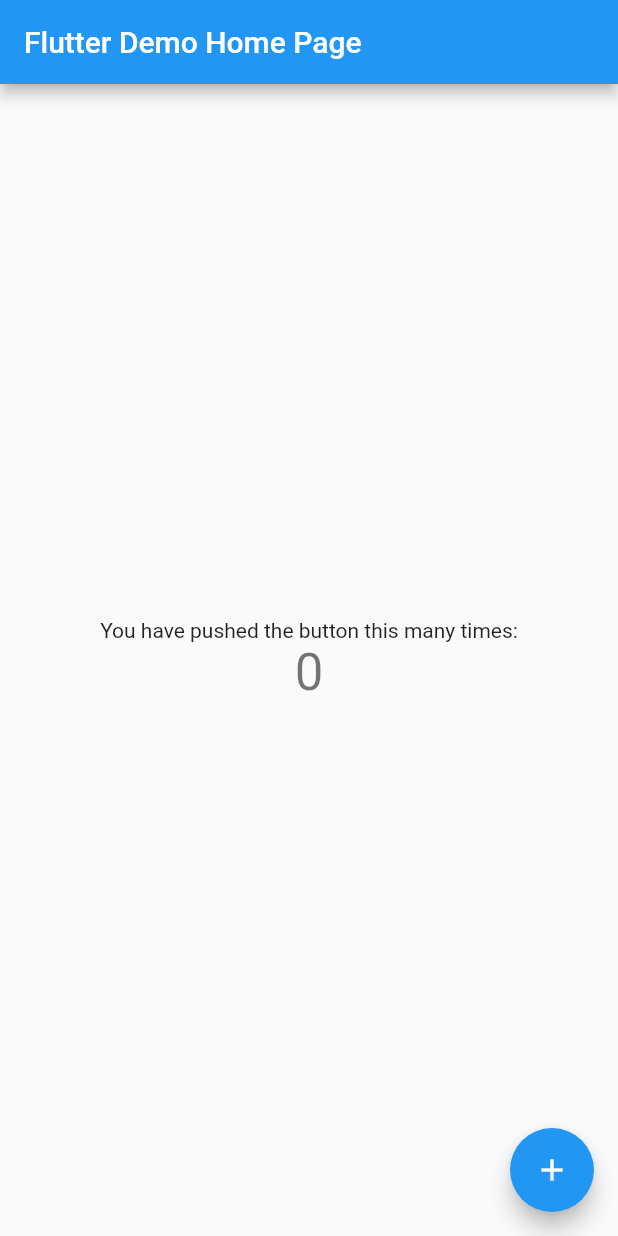
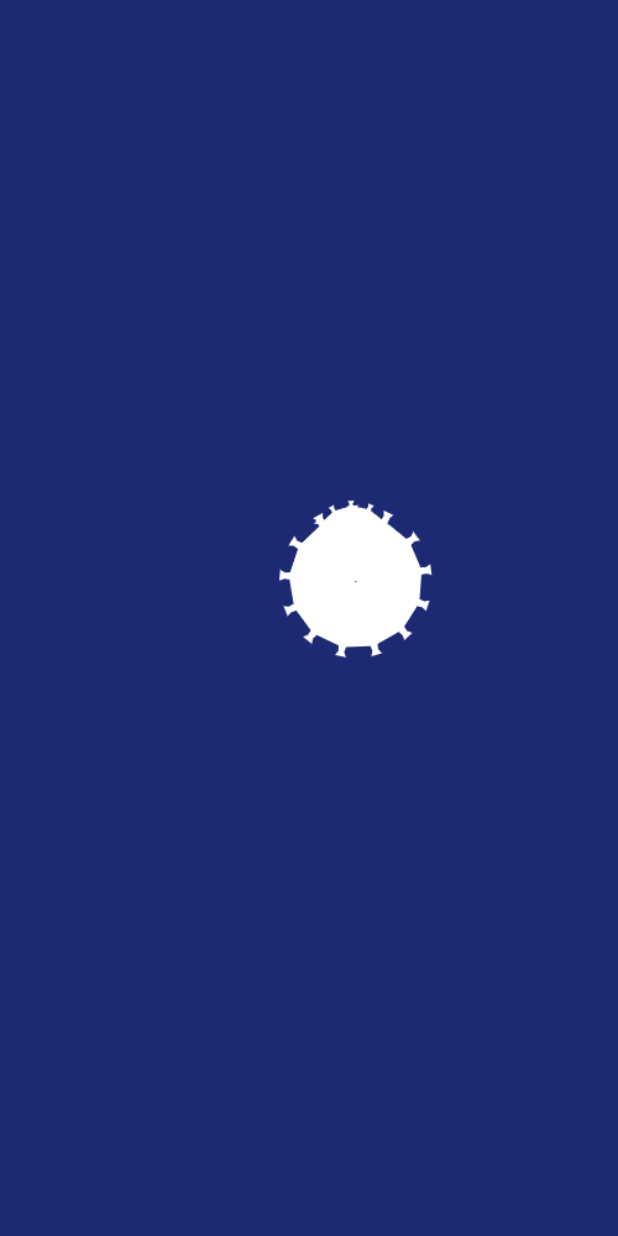
Before and after one commit to eliezerantonio/covid-19, a Flutter app: the screen it shows after launch, on a phone screen of 412 x 824 dp. Run offline on Flutter 3.47's test engine with Material 2 defaults, Android fonts, the phone set to English and light mode, and no system bars; our stand-ins replace lottie, shared_preferences.

Commit message:
splashScreen

```diff
--- a/lib/main.dart
+++ b/lib/main.dart
@@ -2,6 +2,8 @@ import 'package:covid_19_cases/api/covid_api.dart';
 import 'package:covid_19_cases/providers/cases_provider.dart';
 import 'package:flutter/material.dart';
 import 'package:provider/provider.dart';
+
+import 'ui/mobile/screens/splash_screen.dart';
 
 void main() {
   CovidApi.configureDio();
@@ -33,104 +35,11 @@ class MyApp extends StatelessWidget {
   Widget build(BuildContext context) {
     return MaterialApp(
       title: 'Flutter Demo',
+      debugShowCheckedModeBanner: false,
       theme: ThemeData(
-        // This is the theme of your application.
-        //
-        // Try running your application with "flutter run". You'll see the
-        // application has a blue toolbar. Then, without quitting the app, try
-        // changing the primarySwatch below to Colors.green and then invoke
-        // "hot reload" (press "r" in the console where you ran "flutter run",
-        // or simply save your changes to "hot reload" in a Flutter IDE).
-        // Notice that the counter didn't reset back to zero; the application
-        // is not restarted.
         primarySwatch: Colors.blue,
       ),
-      home: const MyHomePage(title: 'Flutter Demo Home Page'),
+      home: SplashScreen(),
     );
   }
 }
-
-class MyHomePage extends StatefulWidget {
-  const MyHomePage({Key? key, required this.title}) : super(key: key);
-
-  // This widget is the home page of your application. It is stateful, meaning
-  // that it has a State object (defined below) that contains fields that affect
-  // how it looks.
-
-  // This class is the configuration for the state. It holds the values (in this
-  // case the title) provided by the parent (in this case the App widget) and
-  // used by the build method of the State. Fields in a Widget subclass are
-  // always marked "final".
-
-  final String title;
-
-  @override
-  State<MyHomePage> createState() => _MyHomePageState();
-}
-
-class _MyHomePageState extends State<MyHomePage> {
-  int _counter = 0;
-
-  void _incrementCounter() {
-    setState(() {
-      // This call to setState tells the Flutter framework that something has
-      // changed in this State, which causes it to rerun the build method below
-      // so that the display can reflect the updated values. If we changed
-      // _counter without calling setState(), then the build method would not be
-      // called again, and so nothing would appear to happen.
-      _counter++;
-    });
-  }
-
-  @override
-  Widget build(BuildContext context) {
-    // This method is rerun every time setState is called, for instance as done
-    // by the _incrementCounter method above.
-    //
-    // The Flutter framework has been optimized to make rerunning build methods
-    // fast, so that you can just rebuild anything that needs updating rather
-    // than having to individually change instances of widgets.
-    return Scaffold(
-      appBar: AppBar(
-        // Here we take the value from the MyHomePage object that was created by
-        // the App.build method, and use it to set our appbar title.
-        title: Text(widget.title),
-      ),
-      body: Center(
-        // Center is a layout widget. It takes a single child and positions it
-        // in the middle of the parent.
-        child: Column(
-          // Column is also a layout widget. It takes a list of children and
-          // arranges them vertically. By default, it sizes itself to fit its
-          // children horizontally, and tries to be as tall as its parent.
-          //
-          // Invoke "debug painting" (press "p" in the console, choose the
-          // "Toggle Debug Paint" action from the Flutter Inspector in Android
-          // Studio, or the "Toggle Debug Paint" command in Visual Studio Code)
-          // to see the wireframe for each widget.
-          //
-          // Column has various properties to control how it sizes itself and
-          // how it positions its children. Here we use mainAxisAlignment to
-          // center the children vertically; the main axis here is the vertical
-          // axis because Columns are vertical (the cross axis would be
-          // horizontal).
-          mainAxisAlignment: MainAxisAlignment.center,
-          children: <Widget>[
-            const Text(
-              'You have pushed the button this many times:',
-            ),
-            Text(
-              '$_counter',
-              style: Theme.of(context).textTheme.headline4,
-            ),
-          ],
-        ),
-      ),
-      floatingActionButton: FloatingActionButton(
-        onPressed: _incrementCounter,
-        tooltip: 'Increment',
-        child: const Icon(Icons.add),
-      ), // This trailing comma makes auto-formatting nicer for build methods.
-    );
-  }
-}
--- a/lib/models/http/cases_response.dart
+++ b/lib/models/http/cases_response.dart
@@ -3,7 +3,6 @@
 //     final casesResponse = casesResponseFromMap(jsonString);
 
 import 'package:covid_19_cases/models/result.dart';
-import 'dart:convert';
 
 class CasesResponse {
   int? count;
--- /dev/null
+++ b/lib/ui/mobile/screens/splash_screen.dart
@@ -0,0 +1,17 @@
+import 'package:covid_19_cases/utils/responsive.dart';
+import 'package:flutter/material.dart';
+import 'package:lottie/lottie.dart';
+
+class SplashScreen extends StatelessWidget {
+  @override
+  Widget build(BuildContext context) {
+    final responsive = Responsive.of(context);
+    return Container(
+        width: responsive.wp(100),
+        height: responsive.hp(100),
+        color: const Color(0xff1d2973),
+        child: Center(
+          child: Image.asset("assets/virus.gif"),
+        ));
+  }
+}
--- /dev/null
+++ b/lib/utils/responsive.dart
@@ -0,0 +1,28 @@
+import 'package:flutter/material.dart';
+import 'dart:math' as math;
+
+class Responsive {
+  late double _width;
+  late double _height;
+  late double _digonal;
+
+  static Responsive of(BuildContext context) => Responsive(context);
+
+  Responsive(BuildContext context) {
+    final size = MediaQuery.of(context).size;
+    _width = size.width;
+    _height = size.height;
+
+    //c2+a2+b2=>c=srt(a2+b2)
+
+    _digonal = math.sqrt(math.pow(_width, 2) + math.pow(_height, 2));
+  }
+
+  double wp(double percent) => _width * percent / 100;
+  double hp(double percent) => _height * percent / 100;
+  double dp(double percent) => _digonal * percent / 100;
+
+  double get width => _width;
+  double get height => _height;
+  double get digonal => _digonal;
+}
```
Also changed, not shown: pubspec.yaml (+11 -24 lines), assets/virus.gif (added), pubspec.lock.
